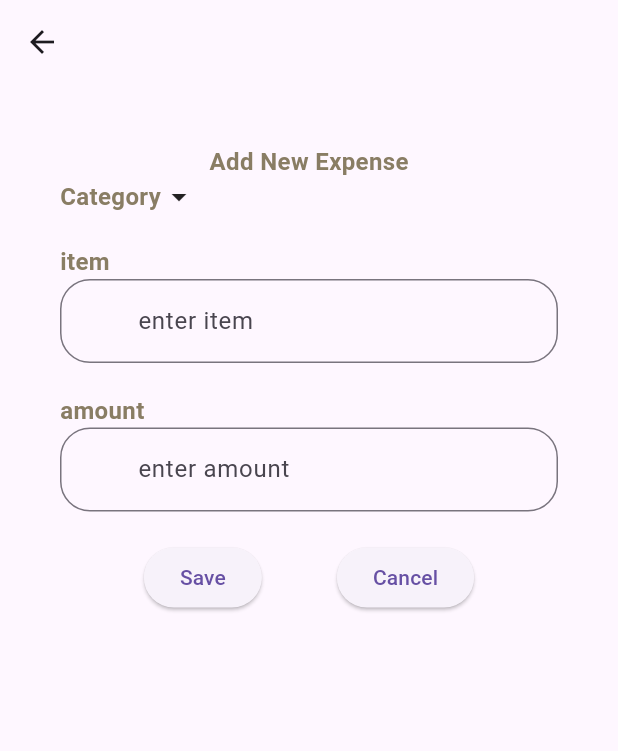
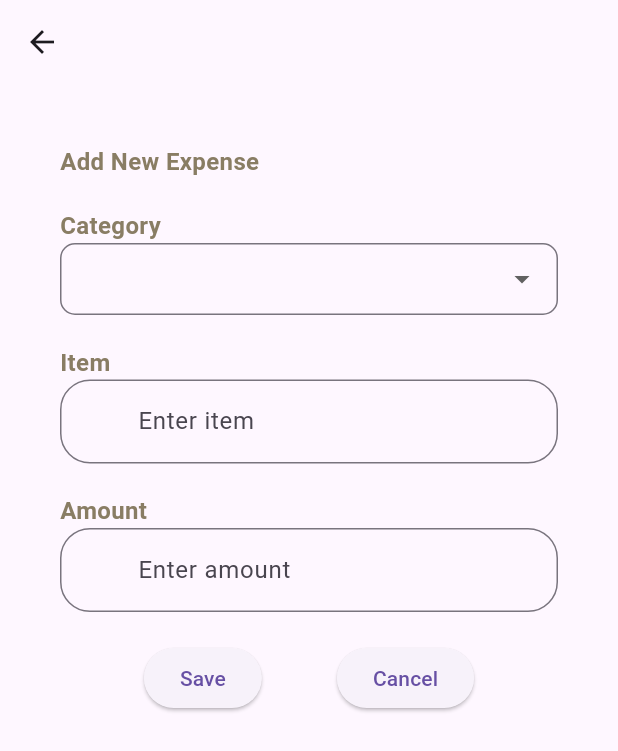
Before and after one commit to GloriaChebe/Personal_Expense_Tracker, a Flutter app: the PressedPage screen opened directly, after a tap on "Save", on a phone screen of 412 x 824 dp. Shown: the top 751 px of the screen. Run offline on Flutter 3.47's test engine with Material 3 defaults, Android fonts, the phone set to English and light mode, and no system bars; our stand-ins replace fl_chart, get, google_nav_bar.

Commit message:
added more APIs

```diff
--- /dev/null
+++ b/expense/lib/controllers/entriesController.dart
@@ -0,0 +1,9 @@
+import 'package:get/get.dart';
+
+class EntriesController extends GetxController {
+  var entrieslist = [].obs;
+
+  updateEntriesList(list) {
+    entrieslist.value = list;
+  }
+}
--- /dev/null
+++ b/expense/lib/models/entriesModel.dart
@@ -0,0 +1,12 @@
+class Categori {
+  var image;
+  var categoryName;
+  var item;
+  var amount;
+
+  Categori({required this.image, required this.categoryName, required this.item,required this.amount});
+
+  factory Categori.fromJson(Map<String, dynamic> json) {
+    return Categori(image: json['image'], categoryName: json['category'], item: json['item'],amount: json['amount']);
+  }
+}
--- a/expense/lib/viewsPages/account.dart
+++ b/expense/lib/viewsPages/account.dart
@@ -4,8 +4,6 @@ import 'package:expense/views/customText.dart';
 import 'package:flutter/cupertino.dart';
 import 'package:flutter/material.dart';
 import 'package:flutter/services.dart';
-import 'package:get/get.dart';
-import 'package:get/get_core/src/get_main.dart';
 
 class ProfilePage extends StatelessWidget {
   const ProfilePage({Key? key}) : super(key: key);
--- a/expense/lib/viewsPages/homepage.dart
+++ b/expense/lib/viewsPages/homepage.dart
@@ -1,10 +1,16 @@
+import 'dart:convert';
+
 import 'package:expense/configs/constants.dart';
+import 'package:expense/controllers/entriesController.dart';
+import 'package:expense/models/entriesModel.dart';
 import 'package:expense/views/barCharts.dart';
 import 'package:expense/views/customEntries.dart';
 import 'package:expense/views/customText.dart';
 import 'package:expense/viewsPages/onPressed.dart';
 import 'package:flutter/material.dart';
-
+import 'package:get/get.dart';
+import 'package:http/http.dart'as http;
+EntriesController entriesController=Get.put(EntriesController());
 class Home extends StatelessWidget {
   const Home({Key? key}) : super(key: key);
 
@@ -72,7 +78,7 @@ class Home extends StatelessWidget {
 
             Entries(
               imageUrl: "images/cloth.png",
-              titleText: "CLOTHES",
+              titleText:"CLOTHES",
               subTitleText: "Tshirt",
               amount: 750,
 
@@ -120,4 +126,16 @@ class Home extends StatelessWidget {
       ),
     );
   }
+   Future<void>getEntries()async{
+    http.Response response;
+       response=await http.get(Uri.parse("https://sanerylgloann.co.ke/ExpenseEase/readEntries.php"));
+    if (response.statusCode==200){
+    var serverResponse=json.decode(response.body);
+    var entriesStatus=serverResponse['success'];
+    var entrieslist=entriesStatus.Map((entries)=>Categori.fromJson(entries)).toList();
+    entriesController.updateEntriesList(entrieslist);}
+    else{
+      print("server error&{response.statusCode}");
+    }
+  }
 }
--- a/expense/lib/viewsPages/onPressed.dart
+++ b/expense/lib/viewsPages/onPressed.dart
@@ -1,62 +1,173 @@
+import 'dart:convert';
+
 import 'package:expense/views/customText.dart';
 import 'package:expense/views/customTextField.dart';
 import 'package:flutter/material.dart';
+import 'package:http/http.dart'as http;
 
-class PressedPage extends StatelessWidget {
-  const PressedPage({super.key});
+  TextEditingController categoryIDController = TextEditingController();
+    TextEditingController itemController = TextEditingController();
+    TextEditingController amountController = TextEditingController();
+final Map<String, int> categoryToIdMap = {
+  'HOUSING': 1,
+  'FOOD': 2,
+  'CLOTHES': 3,
+  'HEALTH': 4,
+  'TRANSPORT': 5,
+  'OTHERS':6
+
+};
+
+String? selectedCategory;
+
+class PressedPage extends StatefulWidget {
+  const PressedPage({Key? key}) : super(key: key);
+
+  @override
+  _PressedPageState createState() => _PressedPageState();
+}
+
+class _PressedPageState extends State<PressedPage> {
+  late TextEditingController userItemController;
+  late TextEditingController userAmountController;
+
+  @override
+  void initState() {
+    super.initState();
+    userItemController = TextEditingController();
+    userAmountController = TextEditingController();
+  }
+
+  @override
+  void dispose() {
+    userItemController.dispose();
+    userAmountController.dispose();
+    super.dispose();
+  }
 
   @override
   Widget build(BuildContext context) {
-     //TextEditingController userCategoryController = TextEditingController();
-
-    TextEditingController userItemController = TextEditingController();
-    TextEditingController userAmountController = TextEditingController();
-
-    return  Scaffold(
+    return Scaffold(
       appBar: AppBar(
         automaticallyImplyLeading: true,
       ),
       body: Container(
-        //height: 400,
-        //width: 200,
-        child: Padding(
         padding: const EdgeInsets.all(40.0),
         child: Column(
+          crossAxisAlignment: CrossAxisAlignment.start,
           children: [
-              customText
-                (label: "Add New Expense",),
-              Row(
-                mainAxisAlignment: MainAxisAlignment.start,
-                children: [
+            customText(label: "Add New Expense"),
+            SizedBox(height: 20),
             customText(label: 'Category'),
-                  Icon(Icons.arrow_drop_down),
+            SizedBox(width: 10),
+            DropdownButtonFormField<String>(
+              value: selectedCategory,
+              onChanged: (String? newValue) {
+                setState(() {
+                  selectedCategory = newValue;
+                });
+              },
+              items: [
+
+                DropdownMenuItem(
+                  value: 'HOUSING',
+                  child: Text('HOUSING'),
+                ),
+                DropdownMenuItem(
+                  value: 'FOOD',
+                 child: Text('FOOD'),
+                ),
+                DropdownMenuItem(
+                  value: 'CLOTHES',
+                  child: Text('CLOTHES'),
+                ),
+                DropdownMenuItem(
+                  value: 'HEALTH',
+                  child: Text('HEALTH'),
+                ),
+                DropdownMenuItem(
+                  value: 'TRANSPORT',
+                  child: Text('TRANSPORT'),
+                ),
+                DropdownMenuItem(
+                  value: 'OTHER',
+                  child: Text('OTHER'),
+                ),
+                // Add more categories as needed
               ],
+              decoration: InputDecoration(
+                contentPadding: EdgeInsets.symmetric(horizontal: 15),
+                border: OutlineInputBorder(
+                  borderRadius: BorderRadius.circular(10),
+                ),
+              ),
             ),
             SizedBox(height: 20),
             Column(
               crossAxisAlignment: CrossAxisAlignment.start,
               children: [
-                  customText(label: "item"),
-                  customTextField(userFieldController: userItemController,hint:"enter item" ,),
-                  SizedBox(height:20),
-                   customText(label: "amount"),
-                  customTextField(userFieldController: userAmountController,hint: "enter amount",),
+                customText(label: "Item"),
+                customTextField(
+                  userFieldController:itemController,
+                  hint: "Enter item",
+                ),
+                SizedBox(height: 20),
+                customText(label: "Amount"),
+                customTextField(
+                  userFieldController: amountController,
+                  hint: "Enter amount",
+                ),
               ],
             ),
-             SizedBox(height:20),
+            SizedBox(height: 20),
             Row(
               mainAxisAlignment: MainAxisAlignment.center,
               children: [
-                 ElevatedButton(onPressed: (){}, child: Text("Save")),
-                 SizedBox(width: 50,),
-                 ElevatedButton(onPressed: (){}, child: Text("Cancel")),
-               ],
-             )
-
+                ElevatedButton(
+                  onPressed: () {
+                    serverSignup();
+                    // Save functionality
+                    // Example: You can access entered values using userItemController.text and userAmountController.text
+                  },
+                  child: Text("Save"),
+                ),
+                SizedBox(width: 50),
+                ElevatedButton(
+                  onPressed: () {
+                    // Cancel functionality
+                    // Example: You might want to clear the text fields here
+                    userItemController.clear();
+                    userAmountController.clear();
+                  },
+                  child: Text("Cancel"),
+                ),
               ],
             ),
+          ],
         ),
       ),
     );
   }
+    Future<void> serverSignup() async {
+    http.Response response;
+    var body={
+      'categoryID':categoryToIdMap [selectedCategory]!.toString(),
+      'item': itemController.text.toString(),
+      'amount': amountController.text.toString(),
+
+};
+    response = await http.post(
+      Uri.parse("https://sanerylgloann.co.ke/ExpenseEase/createEntries.php"),
+      body: body,
+    );
+    print(response.body);
+    if (response.statusCode == 200) {
+      var serverResponse = json.decode(response.body);
+      int signedUp=serverResponse['success'];
+
+      if (signedUp == 1) {
+
       }
+    }
+}
+}
```
Lines whose indentation alone changed are shown as unchanged.
